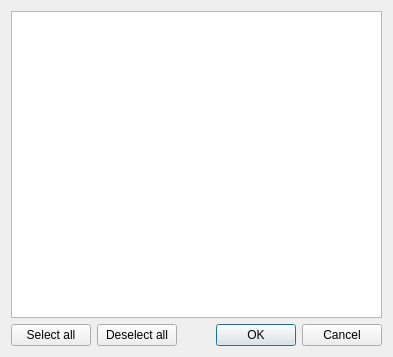
Before: the Qt Designer form src/ui/qgsorganizetablecolumnsdialog.ui in qgis/QGIS, drawn with Qt 5.
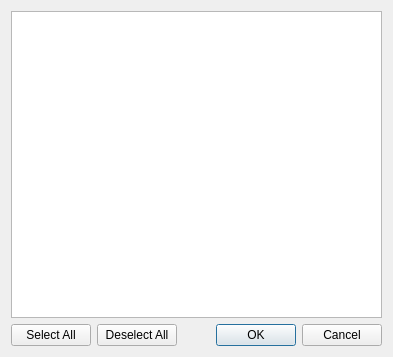
After: the same form once the commit is applied.

Diff of the .ui file:
```diff
--- a/src/ui/qgsorganizetablecolumnsdialog.ui
+++ b/src/ui/qgsorganizetablecolumnsdialog.ui
@@ -27,7 +27,7 @@
    <item row="2" column="0">
     <widget class="QPushButton" name="mShowAllButton">
      <property name="text">
-      <string>Select all</string>
+      <string>Select All</string>
      </property>
     </widget>
    </item>
@@ -44,7 +44,7 @@
    <item row="2" column="1">
     <widget class="QPushButton" name="mHideAllButton">
      <property name="text">
-      <string>Deselect all</string>
+      <string>Deselect All</string>
      </property>
     </widget>
    </item>
```
